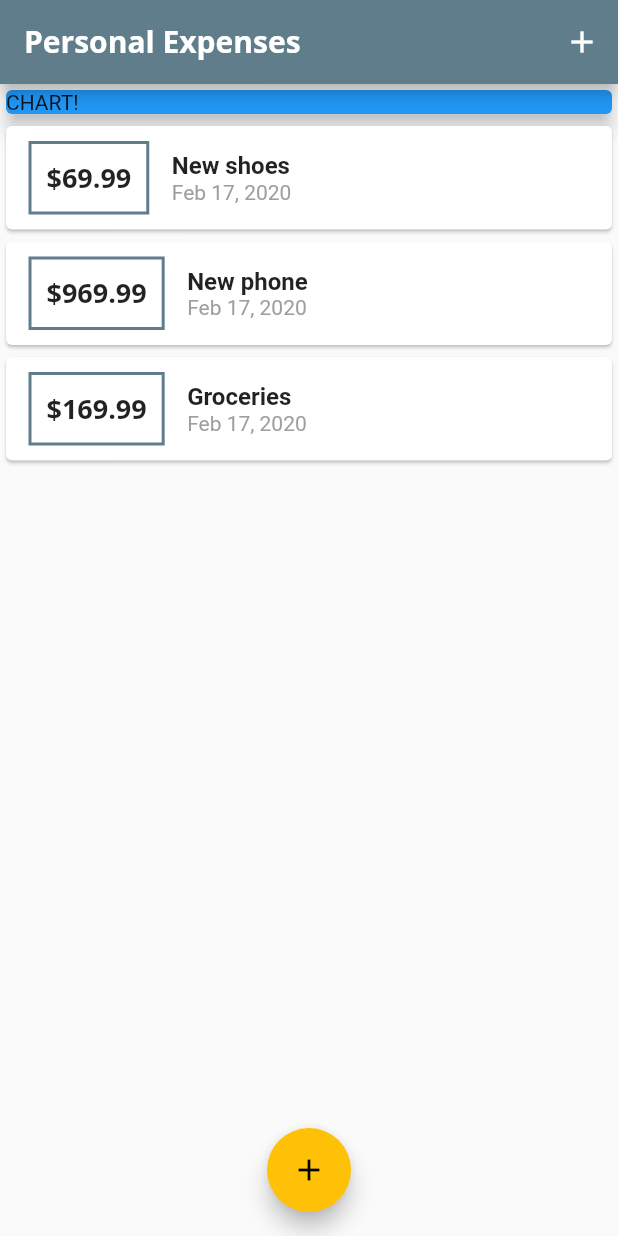
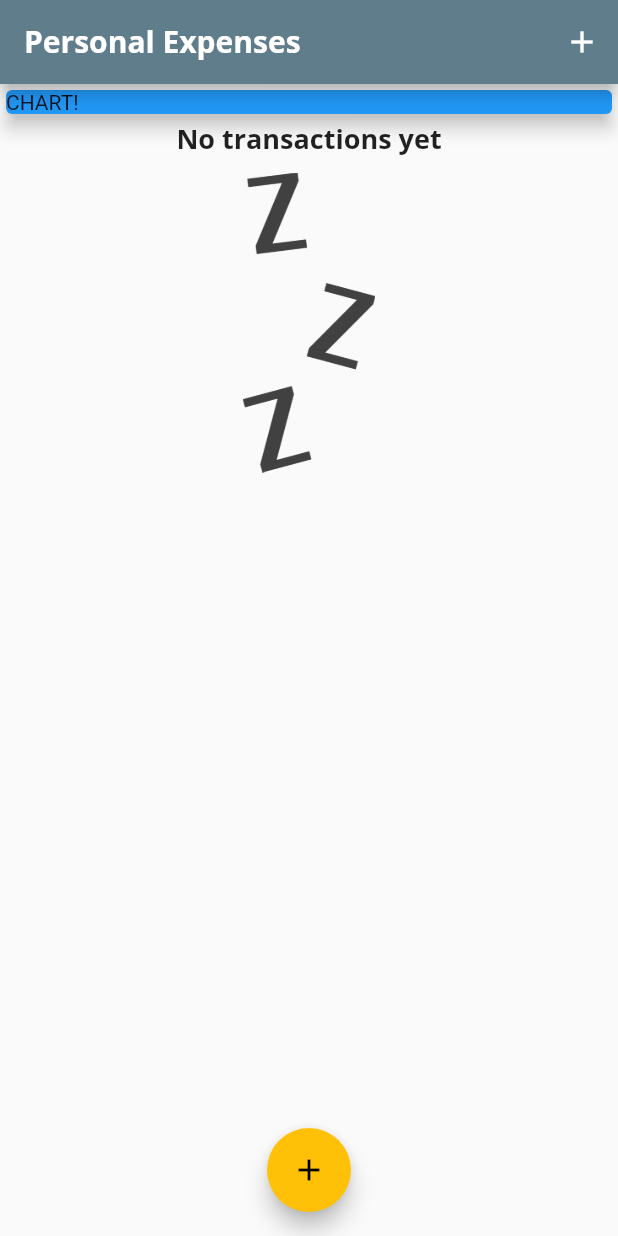
Before and after one commit to dschlauderaff/flutter_personal_expense, a Flutter app: the screen it shows after launch, on a phone screen of 412 x 824 dp. Run offline on Flutter 3.47's test engine with Material 2 defaults, Android fonts, the phone set to English and light mode, and no system bars.

Commit message:
adds placeholder image for empty transactions list

```diff
--- a/lib/main.dart
+++ b/lib/main.dart
@@ -41,12 +41,12 @@ class MyHomePage extends StatefulWidget {
 
 class _MyHomePageState extends State<MyHomePage> {
   final List<Transaction> _userTransactions = [
-    Transaction(
-        id: 't1', title: 'New shoes', amount: 69.99, date: DateTime.now()),
-    Transaction(
-        id: 't2', title: 'New phone', amount: 969.99, date: DateTime.now()),
-    Transaction(
-        id: 't3', title: 'Groceries', amount: 169.99, date: DateTime.now()),
+//    Transaction(
+//        id: 't1', title: 'New shoes', amount: 69.99, date: DateTime.now()),
+//    Transaction(
+//        id: 't2', title: 'New phone', amount: 969.99, date: DateTime.now()),
+//    Transaction(
+//        id: 't3', title: 'Groceries', amount: 169.99, date: DateTime.now()),
   ];
 
   void _addNewTransaction(String title, double amount) {
--- a/lib/widgets/transaction_list.dart
+++ b/lib/widgets/transaction_list.dart
@@ -12,13 +12,31 @@ class TransactionList extends StatelessWidget {
   Widget build(BuildContext context) {
     return Container(
       height: 300,
-      child: ListView.builder(
+      child: transactions.isEmpty
+          ? Column(
+              children: <Widget>[
+                Text(
+                  "No transactions yet",
+                  style: Theme.of(context).textTheme.title,
+                ),
+                SizedBox(height: 10,),
+                Container(
+                  height: 200,
+                  child: Image.asset(
+                    'assets/images/waiting.png',
+                    fit: BoxFit.cover,
+                  ),
+                )
+              ],
+            )
+          : ListView.builder(
               itemBuilder: (context, index) {
                 return Card(
                   child: Row(
                     children: <Widget>[
                       Container(
-                  margin: EdgeInsets.symmetric(vertical: 10, horizontal: 15),
+                        margin:
+                            EdgeInsets.symmetric(vertical: 10, horizontal: 15),
                         decoration: BoxDecoration(
                           border: Border.all(
                             color: Theme.of(context).primaryColor,
--- a/pubspec.yaml
+++ b/pubspec.yaml
@@ -45,6 +45,8 @@ flutter:
   # assets:
   #  - images/a_dot_burr.jpeg
   #  - images/a_dot_ham.jpeg
+  assets:
+    - assets/images/waiting.png
 
   # An image asset can refer to one or more resolution-specific "variants", see
   # https://flutter.dev/assets-and-images/#resolution-aware.
```
Also changed, not shown: assets/images/waiting.png (added). Lines whose indentation alone changed are shown as unchanged.
